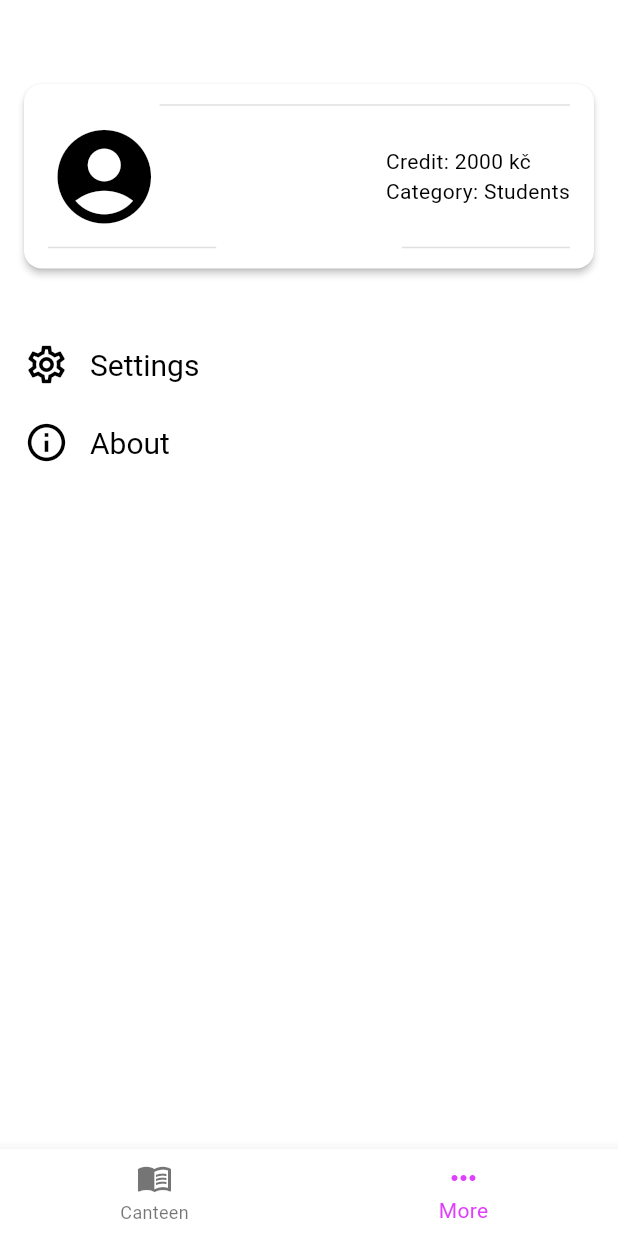
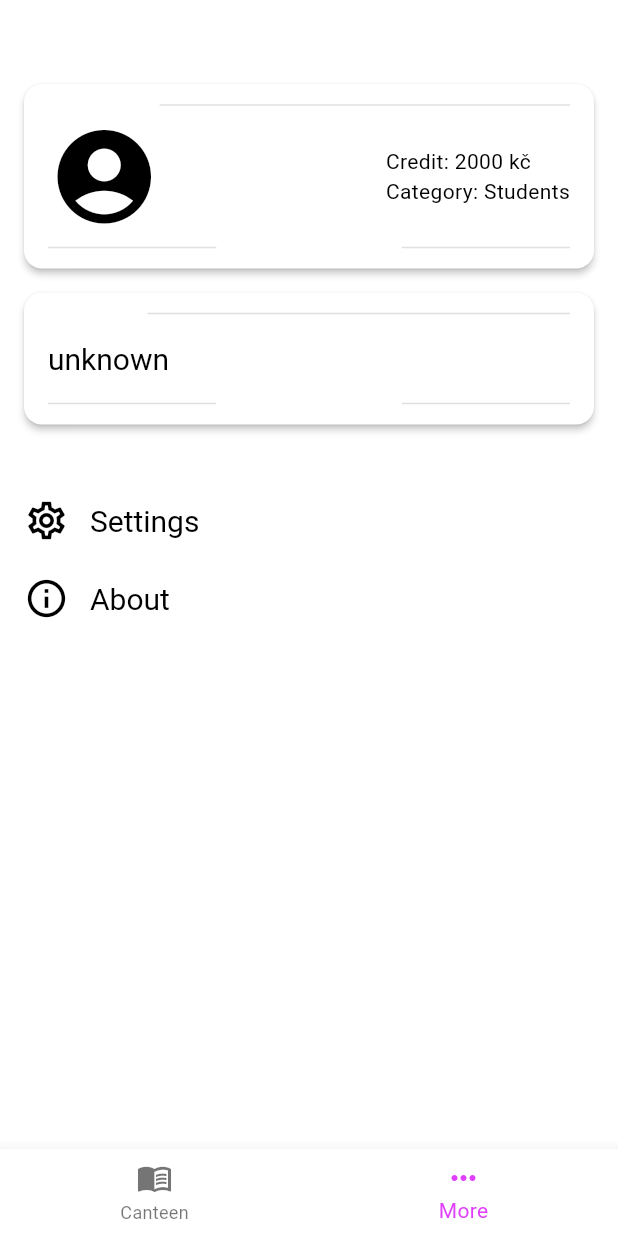
Before and after one commit to App-Elevate/AUT.aplikace-legacy, a Flutter app: the screen it shows after launch, item 2 of the bottom bar chosen, on a phone screen of 412 x 824 dp. Run offline on Flutter 3.47's test engine with Material 3 defaults, Android fonts, the phone set to English and light mode, and no system bars; our stand-ins replace awesome_notifications, device_info_plus, dio, firebase_analytics, firebase_core, firebase_crashlytics and 13 more; missing offline and left inert: background_fetch, canteenlib, enum_to_string, icons_flutter, install_plugin, markdown; accounts and stored records are empty; network calls fail; statements that could not run were skipped; project files that could hold a hidden picture were left out.

Commit message:
add location picker card

```diff
--- a/lib/pages_new/more.dart
+++ b/lib/pages_new/more.dart
@@ -76,7 +76,47 @@ class MorePage extends StatelessWidget {
                         Flexible(child: CustomDivider(isTransparent: false, hasEndIndent: false)),
                       ],
                     ),
-                  )
+                  ),
+                ],
+              ),
+            ),
+          ),
+          const CustomDivider(),
+          Card(
+            clipBehavior: Clip.hardEdge,
+            margin: EdgeInsets.symmetric(horizontal: Spacing.shortMedium),
+            child: Container(
+              padding: EdgeInsets.symmetric(horizontal: Spacing.shortMedium, vertical: Spacing.short1),
+              child: Column(
+                children: [
+                  const Row(
+                    children: [
+                      Text("Location", style: TextStyle(color: Colors.white54)),
+                      Flexible(child: CustomDivider(isTransparent: false, hasEndIndent: false)),
+                    ],
+                  ),
+                  const ListTile(
+                    contentPadding: EdgeInsets.zero,
+                    visualDensity: VisualDensity(vertical: -4),
+                    title: Text("unknown"),
+                  ),
+                  MaterialButton(
+                    visualDensity: const VisualDensity(vertical: -4),
+                    materialTapTargetSize: MaterialTapTargetSize.shrinkWrap,
+                    padding: EdgeInsets.zero,
+                    splashColor: Colors.transparent,
+                    focusColor: Colors.transparent,
+                    highlightColor: Colors.transparent,
+                    textColor: Theme.of(context).colorScheme.primary,
+                    onPressed: () {},
+                    child: const Row(
+                      children: [
+                        Flexible(child: CustomDivider(isTransparent: false, hasIndent: false)),
+                        Text("Change location", style: TextStyle(color: Colors.white54)),
+                        Flexible(child: CustomDivider(isTransparent: false, hasEndIndent: false)),
+                      ],
+                    ),
+                  ),
                 ],
               ),
             ),
```
